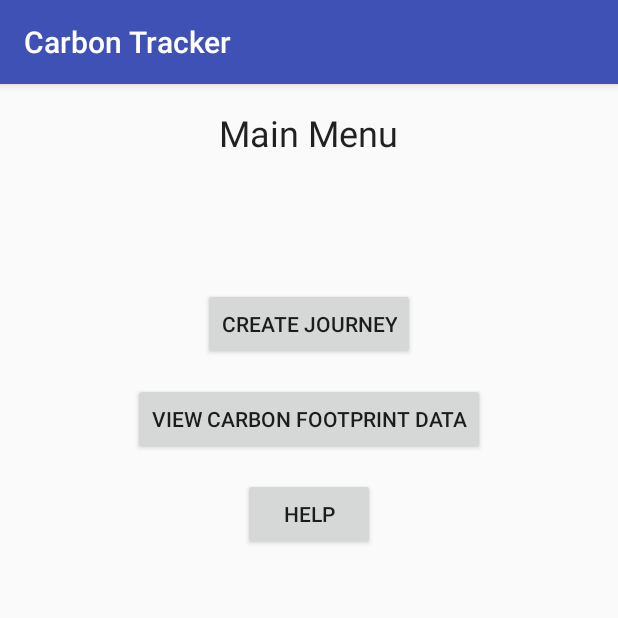
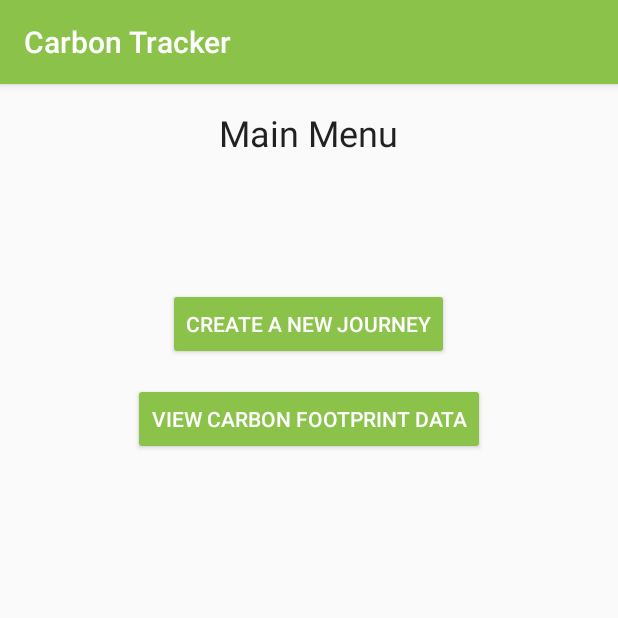
Before and after one commit to aryatavakoli/CarbonTracker, an Android app: the screen it shows after launch (MainMenu), on a phone screen of 412 x 824 dp, the top half of it. Run offline under Robolectric (Android 15) with nearby library versions, the phone set to English and light mode, and no system bars.

Commit message:
Changed Theme Color

```diff
--- a/app/src/main/java/com/cmpt276/indigo/carbontracker/MainMenu.java
+++ b/app/src/main/java/com/cmpt276/indigo/carbontracker/MainMenu.java
@@ -27,7 +27,6 @@ public class MainMenu extends AppCompatActivity {
         //use shared preference to get aroundt his
         loadDataFile();
         journeySelectBtn();
-        helpBtn();
         carbonFootprintSelectBtn();
 
     }
@@ -60,15 +59,4 @@ public class MainMenu extends AppCompatActivity {
             }
         });
     }
-
-    private void helpBtn() {
-        Button btn = (Button) findViewById(R.id.main_menu_help);
-        btn.setOnClickListener(new View.OnClickListener() {
-            @Override
-            public void onClick(View v) {
-                Intent intent = new Intent(MainMenu.this, HelpMenu.class);
-                startActivity(intent);
-            }
-        });
-    }
 }
--- a/app/src/main/res/layout/activity_main_menu.xml
+++ b/app/src/main/res/layout/activity_main_menu.xml
@@ -25,7 +25,8 @@
         android:layout_height="wrap_content"
         android:id="@+id/main_menu_create_Journey_btn"
         android:layout_centerHorizontal="true"
-        android:layout_marginTop="120dp" />
+        android:layout_marginTop="120dp"
+        android:theme="@style/GreenButton" />
 
     <Button
         android:text="@string/view_carbon_footprint"
@@ -33,18 +34,9 @@
         android:layout_height="wrap_content"
         android:id="@+id/main_menu_carbonfootprint_btn"
         android:layout_below="@+id/main_menu_create_Journey_btn"
-        style="@android:style/Widget.Material.Button"
+        android:theme="@style/GreenButton"
         android:layout_centerVertical="true"
         android:layout_centerHorizontal="true"
         android:layout_marginTop="15dp"/>
 
-    <Button
-        android:text="@string/help"
-        android:layout_width="wrap_content"
-        android:layout_height="wrap_content"
-        android:id="@+id/main_menu_help"
-        android:layout_marginTop="15dp"
-        android:layout_below="@+id/main_menu_carbonfootprint_btn"
-        android:layout_centerHorizontal="true" />
-
 </RelativeLayout>
--- a/app/src/main/res/values/colors.xml
+++ b/app/src/main/res/values/colors.xml
@@ -1,6 +1,6 @@
 <?xml version="1.0" encoding="utf-8"?>
 <resources>
-    <color name="colorPrimary">#3F51B5</color>
-    <color name="colorPrimaryDark">#303F9F</color>
+    <color name="colorPrimary">#8BC34A</color>
+    <color name="colorPrimaryDark">#689F38</color>
     <color name="colorAccent">#FF4081</color>
 </resources>
--- a/app/src/main/res/values/strings.xml
+++ b/app/src/main/res/values/strings.xml
@@ -7,11 +7,9 @@
     <string name="title_activity_add_route_actvitiy">Add Route</string>
     <string name="title_activity_result_actvitiy">Your Carbon Footprint</string>
     <string name="main_menu">Main Menu</string>
-    <string name="create_journey">Create Journey</string>
+    <string name="create_journey">Create a New Journey</string>
     <string name="view_carbon_footprint">View Carbon Footprint Data</string>
-    <string name="help">Help</string>
     <string name="total_carbon_footprint">Total Carbon Footprint</string>
-    <string name="return_to_main_menu">Return to Main Menu</string>
     <string name="route_name">Route Name:</string>
     <string name="nickname">Nickname</string>
     <string name="highway_distance">Highway distance:</string>
@@ -57,4 +55,7 @@
     <string name="car">Vehicle</string>
     <string name="route">Route</string>
     <string name="create">Create</string>
+    <string name="tap_and_hold_to_edit_delete_routes">Tap and Hold To Edit/Delete Routes</string>
+    <string name="tap_and_hold_to_edit_delete_vehicles">Tap and Hold To Edit/Delete Vehicles</string>
+    <string name="engine_displacement">Engine Displacement:</string>
 </resources>
--- a/app/src/main/res/values/styles.xml
+++ b/app/src/main/res/values/styles.xml
@@ -17,4 +17,10 @@
 
     <style name="AppTheme.PopupOverlay" parent="ThemeOverlay.AppCompat.Light" />
 
+    <style name="GreenButton" parent="Theme.AppCompat.Light">
+        <item name="android:textColor">#ffffffff</item>
+        <item name="colorControlHighlight">@color/colorPrimaryDark</item>
+        <item name="colorButtonNormal">@color/colorPrimary</item>
+    </style>
+
 </resources>
```
Also changed, not shown: app/src/main/AndroidManifest.xml (+0 -8 lines), app/src/main/java/com/cmpt276/indigo/carbontracker/HelpMenu.java (deleted, +0 -15 lines), app/src/main/res/layout/activity_carbon_footprint_graph.xml (+10 -0 lines), app/src/main/res/layout/activity_help_menu.xml (deleted, +0 -110 lines), app/src/main/res/layout/activity_journey_menu.xml (+6 -3 lines), app/src/main/res/layout/activity_route_add.xml (+8 -5 lines), app/src/main/res/layout/activity_route_select.xml (+7 -0 lines), app/src/main/res/layout/activity_transportation_add.xml (+5 -3 lines), app/src/main/res/layout/activity_transportation_select.xml (+7 -0 lines).
